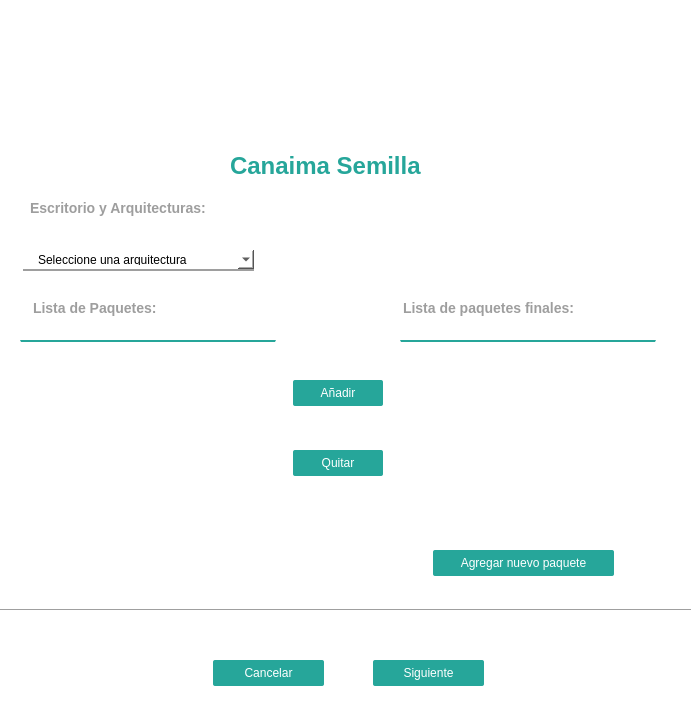
Above: frmConfigPack.ui from vpino/python-Qtyi before the change. Below: the same form after it.
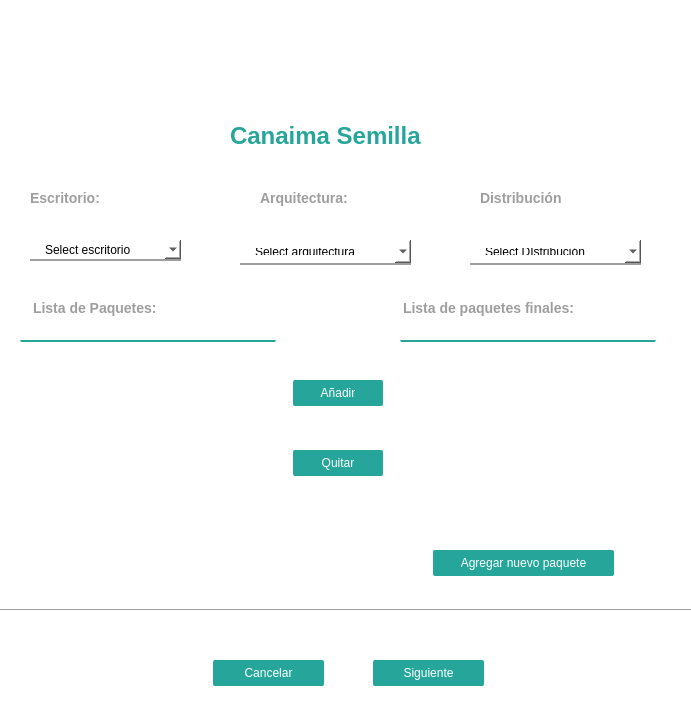
That is the form after the change. Icons and pictures are not drawn.

```diff
--- a/frmConfigPack.ui
+++ b/frmConfigPack.ui
@@ -184,18 +184,21 @@
     <string>Cancelar</string>
    </property>
   </widget>
-  <widget class="QComboBox" name="cmbArqui">
+  <widget class="QComboBox" name="cmbEscri">
    <property name="geometry">
     <rect>
-     <x>23</x>
-     <y>250</y>
-     <width>231</width>
+     <x>30</x>
+     <y>240</y>
+     <width>151</width>
      <height>21</height>
     </rect>
    </property>
+   <property name="currentText">
+    <string>Select escritorio</string>
+   </property>
    <item>
     <property name="text">
-     <string>Seleccione una arquitectura</string>
+     <string>Select escritorio</string>
     </property>
    </item>
    <item>
@@ -246,7 +249,7 @@
    <property name="geometry">
     <rect>
      <x>230</x>
-     <y>150</y>
+     <y>120</y>
      <width>221</width>
      <height>31</height>
     </rect>
@@ -332,7 +335,7 @@
      <x>0</x>
      <y>0</y>
      <width>691</width>
-     <height>131</height>
+     <height>101</height>
     </rect>
    </property>
    <property name="text">
@@ -346,13 +349,13 @@
    <property name="geometry">
     <rect>
      <x>30</x>
-     <y>200</y>
-     <width>221</width>
+     <y>190</y>
+     <width>91</width>
      <height>16</height>
     </rect>
    </property>
    <property name="text">
-    <string>Escritorio y Arquitecturas:</string>
+    <string>Escritorio:</string>
    </property>
   </widget>
   <widget class="QListWidget" name="listIni">
@@ -388,6 +391,88 @@
     <string>Lista de paquetes finales:</string>
    </property>
   </widget>
+  <widget class="QLabel" name="label_7">
+   <property name="geometry">
+    <rect>
+     <x>260</x>
+     <y>190</y>
+     <width>111</width>
+     <height>16</height>
+    </rect>
+   </property>
+   <property name="text">
+    <string>Arquitectura:</string>
+   </property>
+  </widget>
+  <widget class="QComboBox" name="cmbArqui">
+   <property name="geometry">
+    <rect>
+     <x>240</x>
+     <y>240</y>
+     <width>171</width>
+     <height>25</height>
+    </rect>
+   </property>
+   <item>
+    <property name="text">
+     <string>Select arquitectura</string>
+    </property>
+   </item>
+   <item>
+    <property name="text">
+     <string>amd64</string>
+    </property>
+   </item>
+   <item>
+    <property name="text">
+     <string>i386</string>
+    </property>
+   </item>
+   <item>
+    <property name="text">
+     <string>i586</string>
+    </property>
+   </item>
+  </widget>
+  <widget class="QLabel" name="label_8">
+   <property name="geometry">
+    <rect>
+     <x>480</x>
+     <y>190</y>
+     <width>111</width>
+     <height>16</height>
+    </rect>
+   </property>
+   <property name="text">
+    <string>Distribución</string>
+   </property>
+  </widget>
+  <widget class="QComboBox" name="cmbDist">
+   <property name="geometry">
+    <rect>
+     <x>470</x>
+     <y>240</y>
+     <width>171</width>
+     <height>25</height>
+    </rect>
+   </property>
+   <item>
+    <property name="text">
+     <string>Select DIstribución</string>
+    </property>
+   </item>
+   <item>
+    <property name="text">
+     <string>Institucional</string>
+    </property>
+   </item>
+   <item>
+    <property name="text">
+     <string>Educativa</string>
+    </property>
+   </item>
+  </widget>
+  <zorder>label_2</zorder>
   <zorder>btnSig</zorder>
   <zorder>btnCancel</zorder>
   <zorder>cmbArqui</zorder>
```
Left out of the diff: 32 changed lines with no effect on the pictures.
